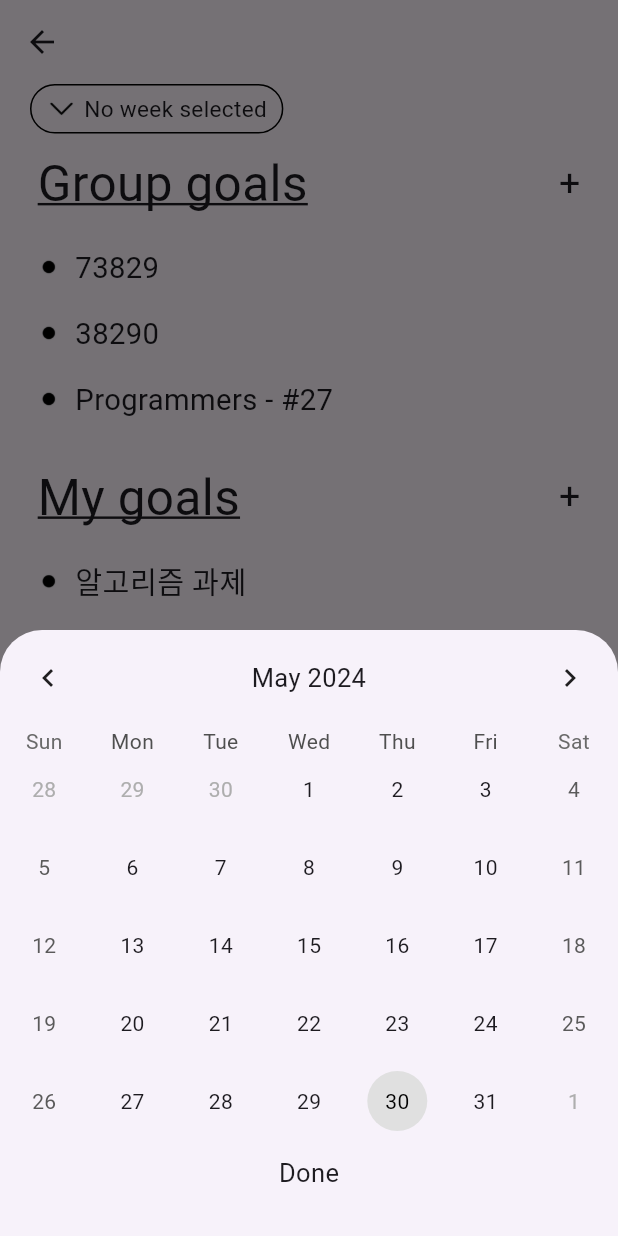
After one commit to EunjinWoo/DoWith-front, a Flutter app: the eachGroupAddGoalsPage screen opened directly, after a tap on "No week selected", on a phone screen of 412 x 824 dp. The commit adds this screen. Run offline on Flutter 3.47's test engine with Material 3 defaults, Android fonts, the phone set to English and light mode, and no system bars; drawn by our look-alikes of table_calendar; our stand-ins replace flutter_svg, permission_handler; missing offline and left inert: agora_rtc_engine; Roboto replaces fonts that are missing (Pretendard-Light, Pretendard-Medium, Pretendard-Regular).

Commit message:
Feat: Add goals page

```diff
--- a/lib/screen/group_each/group_each.dart
+++ b/lib/screen/group_each/group_each.dart
@@ -1,5 +1,6 @@
 import 'dart:ui';
 
+import 'package:dowith/screen/group_each_add_goals/group_each_add_goals.dart';
 import 'package:dowith/screen/group_each_info/group_each_info.dart';
 import 'package:dowith/screen/videocall/videocall.dart';
 import 'package:flutter/cupertino.dart';
@@ -17,7 +18,7 @@ class GroupDetailPage extends StatefulWidget {
   State<GroupDetailPage> createState() => _GroupDetailPageState();
 }
 
-class _GroupDetailPageState extends State<GroupDetailPage> {
+class _GroupDetailPageState extends State<GroupDetailPage>  {
   final Map<String, int> membersProgress = {
     'Jimin': 100,
     'Sun': 66,
@@ -29,13 +30,17 @@ class _GroupDetailPageState extends State<GroupDetailPage> {
 
   void _openShareModal() {
     setState(() {
+      if (!isShareModalOpen) {
         isShareModalOpen = true;
+      }
     });
   }
 
   void _closeShareModal() {
     setState(() {
+      if (isShareModalOpen) {
         isShareModalOpen = false;
+      }
     });
   }
 
@@ -50,7 +55,9 @@ class _GroupDetailPageState extends State<GroupDetailPage> {
       ),
       body: Stack(
         children: [
-          Container(
+          GestureDetector(
+            onTap: _closeShareModal,
+            child: Container(
               decoration: BoxDecoration(
                 gradient: LinearGradient(
                   begin: Alignment.topCenter,
@@ -75,6 +82,7 @@ class _GroupDetailPageState extends State<GroupDetailPage> {
                   ), // title + txt btns + group intro
                   _memberList(membersProgress: membersProgress,), // member list
                 ],
+              ),
             ),
           ),
           if (isShareModalOpen) _share_modal(closeShareModal: _closeShareModal),
@@ -266,7 +274,22 @@ class _basePage_TxtBtns extends StatelessWidget {
             ),
             Padding(
               padding: EdgeInsets.only(bottom: 0),
-              child: Text("add goals", style: TextStyle(fontSize: 20, color: Colors.white, fontFamily: 'Arimo-Regular')),
+              child: GestureDetector(
+                onTap: (){
+                  Navigator.push(
+                    context,
+                    MaterialPageRoute(builder: (context) => eachGroupAddGoalsPage()),
+                  );
+                },
+                  child: Text(
+                      "add goals",
+                      style: TextStyle(
+                          fontSize: 20,
+                          color: Colors.white,
+                          fontFamily: 'Arimo-Regular'
+                      )
+                  )
+              ),
             ),
           ],
         ),
--- /dev/null
+++ b/lib/screen/group_each_add_goals/group_each_add_goals.dart
@@ -0,0 +1,156 @@
+import 'package:flutter/material.dart';
+import 'set_date.dart';
+
+class eachGroupAddGoalsPage extends StatelessWidget {
+  const eachGroupAddGoalsPage({super.key});
+
+  @override
+  Widget build(BuildContext context) {
+    return Scaffold(
+      appBar: AppBar(
+        // toolbarHeight: -10,
+      ),
+      body: Column(
+        children: [
+          SetDate(),
+          _eachGroupAddGoalsPage_GroupGoals(),
+          _eachGroupAddGoalsPage_MyGoals(),
+        ],
+      )
+    );
+  }
+}
+
+class _eachGroupAddGoalsPage_GroupGoals extends StatelessWidget {
+  final List<String> groupGoals = [
+    '73829',
+    '38290',
+    'Programmers - #27'
+  ];
+  _eachGroupAddGoalsPage_GroupGoals({super.key});
+
+  @override
+  Widget build(BuildContext context) {
+    return Column(
+      children: [
+        Container(
+          alignment: Alignment.centerLeft,
+          padding: EdgeInsets.symmetric(horizontal: 25, vertical: 10),
+          child: Column(
+            children: [
+              Row(
+                mainAxisAlignment: MainAxisAlignment.spaceBetween,
+                children: [
+                  Text(
+                    'Group goals',
+                    style: TextStyle(
+                      fontSize: 33,
+                      fontFamily: 'Pretendard-Semibold',
+                      decoration: TextDecoration.underline
+                    ),
+                  ),
+                  Text(
+                    '+',
+                    style: TextStyle(
+                        fontSize: 25,
+                        fontFamily: 'Pretendard-Regular',
+                    ),
+                  )
+                ],
+              ),
+              SizedBox(height: 10,),
+              ListView.builder(
+                shrinkWrap: true,
+                itemCount: groupGoals.length,
+                itemBuilder: (BuildContext context, int index) {
+                  return Container(
+                    padding: EdgeInsets.symmetric(vertical: 8),
+                    child: Row(
+                      children: [
+                        Image.asset('assets/img/listDot_icon.png', height: 15,),
+                        SizedBox(width: 10,),
+                        Text(
+                          groupGoals[index],
+                          style: TextStyle(
+                            fontFamily: 'Pretendard-Light',
+                            fontSize: 19.5
+                          ),
+                        )
+                      ],
+                    ),
+                  );
+                },
+              )
+            ],
+          ),
+        ),
+      ],
+    );
+  }
+}
+
+class _eachGroupAddGoalsPage_MyGoals extends StatelessWidget {
+  final List<String> groupGoals = [
+    '알고리즘 과제',
+  ];
+  _eachGroupAddGoalsPage_MyGoals({super.key});
+
+  @override
+  Widget build(BuildContext context) {
+    return Column(
+      children: [
+        Container(
+          alignment: Alignment.centerLeft,
+          padding: EdgeInsets.symmetric(horizontal: 25, vertical: 10),
+          child: Column(
+            children: [
+              Row(
+                mainAxisAlignment: MainAxisAlignment.spaceBetween,
+                children: [
+                  Text(
+                    'My goals',
+                    style: TextStyle(
+                        fontSize: 33,
+                        fontFamily: 'Pretendard-Semibold',
+                        decoration: TextDecoration.underline
+                    ),
+                  ),
+                  Text(
+                    '+',
+                    style: TextStyle(
+                      fontSize: 25,
+                      fontFamily: 'Pretendard-Regular',
+                    ),
+                  )
+                ],
+              ),
+              SizedBox(height: 10,),
+              ListView.builder(
+                shrinkWrap: true,
+                itemCount: groupGoals.length,
+                itemBuilder: (BuildContext context, int index) {
+                  return Container(
+                    padding: EdgeInsets.symmetric(vertical: 8),
+                    child: Row(
+                      children: [
+                        Image.asset('assets/img/listDot_icon.png', height: 15,),
+                        SizedBox(width: 10,),
+                        Text(
+                          groupGoals[index],
+                          style: TextStyle(
+                              fontFamily: 'Pretendard-Light',
+                              fontSize: 19.5
+                          ),
+                        )
+                      ],
+                    ),
+                  );
+                },
+              )
+            ],
+          ),
+        ),
+      ],
+    );
+  }
+}
--- /dev/null
+++ b/lib/screen/group_each_add_goals/set_date.dart
@@ -0,0 +1,191 @@
+import 'package:flutter/cupertino.dart';
+import 'package:flutter/material.dart';
+import 'package:flutter/widgets.dart';
+import 'package:intl/intl.dart';
+import 'package:table_calendar/table_calendar.dart';
+
+class SetDate extends StatefulWidget {
+  @override
+  SetDateState createState() => SetDateState();
+}
+
+class SetDateState extends State<SetDate> {
+  DateTime? _selectedDay;
+  DateTime? _focusedDay;
+  DateTimeRange? _selectedWeek;
+  DateTimeRange? _tempSelectedWeek;
+  bool isCalendarOpen = false;
+
+  @override
+  void initState() {
+    super.initState();
+    _focusedDay = DateTime.now();
+  }
+
+  void _onDaySelected(DateTime selectedDay, DateTime focusedDay) {
+    setState(() {
+      _selectedDay = selectedDay;
+      _focusedDay = focusedDay;
+      _tempSelectedWeek = DateTimeRange(
+        start: selectedDay,
+        end: selectedDay.add(Duration(days: 6)),
+      );
+    });
+  }
+
+  Future<void> _selectWeek(BuildContext context) async {
+    setState(() {
+      isCalendarOpen = true;
+    });
+    await showModalBottomSheet(
+      context: context,
+      isDismissible: true,
+      isScrollControlled: true,
+      builder: (BuildContext context) {
+        return StatefulBuilder(
+          builder: (BuildContext context, StateSetter setModalState) {
+            return Column(
+              mainAxisSize: MainAxisSize.min,
+              children: [
+                TableCalendar(
+                  firstDay: DateTime(2000),
+                  lastDay: DateTime(2101),
+                  focusedDay: _focusedDay ?? DateTime.now(),
+                  selectedDayPredicate: (day) {
+                    return _selectedDay != null &&
+                        day.isAfter(_selectedDay!.subtract(Duration(days: 1))) &&
+                        day.isBefore(_selectedDay!.add(Duration(days: 7)));
+                  },
+                  onDaySelected: (selectedDay, focusedDay) {
+                    setModalState(() {
+                      _onDaySelected(selectedDay, focusedDay);
+                    });
+                  },
+                  calendarStyle: CalendarStyle(
+                    rangeHighlightColor: Color(0xFFFF3E01),
+                    selectedTextStyle: TextStyle(color: Colors.white),
+                    todayTextStyle: TextStyle(color: Colors.black),
+                    todayDecoration: BoxDecoration(
+                      color: Colors.grey[300],
+                      shape: BoxShape.circle,
+                    ),
+                    selectedDecoration: BoxDecoration(
+                      color: Color(0xFFFF3E01),
+                      shape: BoxShape.circle,
+                    ),
+                  ),
+                  headerStyle: HeaderStyle(
+                    formatButtonVisible: false,
+                    titleCentered: true,
+                  ),
+                  calendarBuilders: CalendarBuilders(
+                    rangeStartBuilder: (context, day, focusedDay) {
+                      return Container(
+                        margin: const EdgeInsets.all(6.0),
+                        alignment: Alignment.center,
+                        decoration: BoxDecoration(
+                          color: Color(0xFFFF3E01),
+                          shape: BoxShape.circle,
+                        ),
+                        child: Text(
+                          '${day.day}',
+                          style: TextStyle(color: Colors.black),
+                        ),
+                      );
+                    },
+                    rangeEndBuilder: (context, day, focusedDay) {
+                      return Container(
+                        margin: const EdgeInsets.all(6.0),
+                        alignment: Alignment.center,
+                        decoration: BoxDecoration(
+                          color: Color(0xFFFF3E01),
+                          shape: BoxShape.circle,
+                        ),
+                        child: Text(
+                          '${day.day}',
+                          style: TextStyle(color: Colors.black),
+                        ),
+                      );
+                    },
+                    withinRangeBuilder: (context, day, focusedDay) {
+                      return Container(
+                        margin: const EdgeInsets.all(6.0),
+                        alignment: Alignment.center,
+                        decoration: BoxDecoration(
+                          color: Color(0xFFFF3E01),
+                          shape: BoxShape.circle,
+                        ),
+                        child: Text(
+                          '${day.day}',
+                          style: TextStyle(color: Colors.black),
+                        ),
+                      );
+                    },
+                  ),
+                ),
+                SizedBox(height: 10,),
+                GestureDetector(
+                  onTap: () {
+                    setState(() {
+                      _selectedWeek = _tempSelectedWeek;
+                    });
+                    Navigator.pop(context);
+                    isCalendarOpen = false;
+                  },
+                  child: Text(
+                    'Done',
+                    style: TextStyle(
+                      fontFamily: 'Pretendard-Medium',
+                      fontSize: 17,
+                    ),
+                  ),
+                ),
+                SizedBox(height: 30,)
+              ],
+            );
+          },
+        );
+      },
+    ).whenComplete(() {
+      setState(() {
+        isCalendarOpen = false;
+      });
+    });
+  }
+
+  @override
+  Widget build(BuildContext context) {
+    return Container(
+      alignment: Alignment.centerLeft,
+      padding: EdgeInsets.symmetric(horizontal: 20),
+      child: GestureDetector(
+        onTap: () => _selectWeek(context),
+        child: Container(
+          decoration: BoxDecoration(
+            borderRadius: BorderRadius.all(Radius.circular(20)),
+            border: Border.all(style: BorderStyle.solid)
+          ),
+          padding: EdgeInsets.symmetric(horizontal: 10, vertical: 5),
+          child: IntrinsicWidth(
+            child: Row(
+              children: [
+                isCalendarOpen ? Image.asset('assets/img/bottom_icon.png', height: 20,) : Image.asset('assets/img/front_icon.png', height: 20,),
+                SizedBox(width: 5,),
+                Text(
+                  _selectedWeek != null
+                      ? '${DateFormat('yyMMdd').format(_selectedWeek!.start)} - ${DateFormat('yyMMdd').format(_selectedWeek!.end)}'
+                      : 'No week selected',
+                  textAlign: TextAlign.center,
+                  style: TextStyle(
+                    fontSize: 15,
+                    fontFamily: 'Pretendard-Regular'
+                  ),
+                )
+              ],
+            ),
+          ),
+        ),
+      ),
+    );
+  }
+}
```
Also changed, not shown: pubspec.yaml (+29 -0 lines), assets/img/bottom_icon.png (added), assets/img/front_icon.png (added), assets/img/listDot_icon.png (added), 9 other files. Lines whose indentation alone changed are shown as unchanged.
